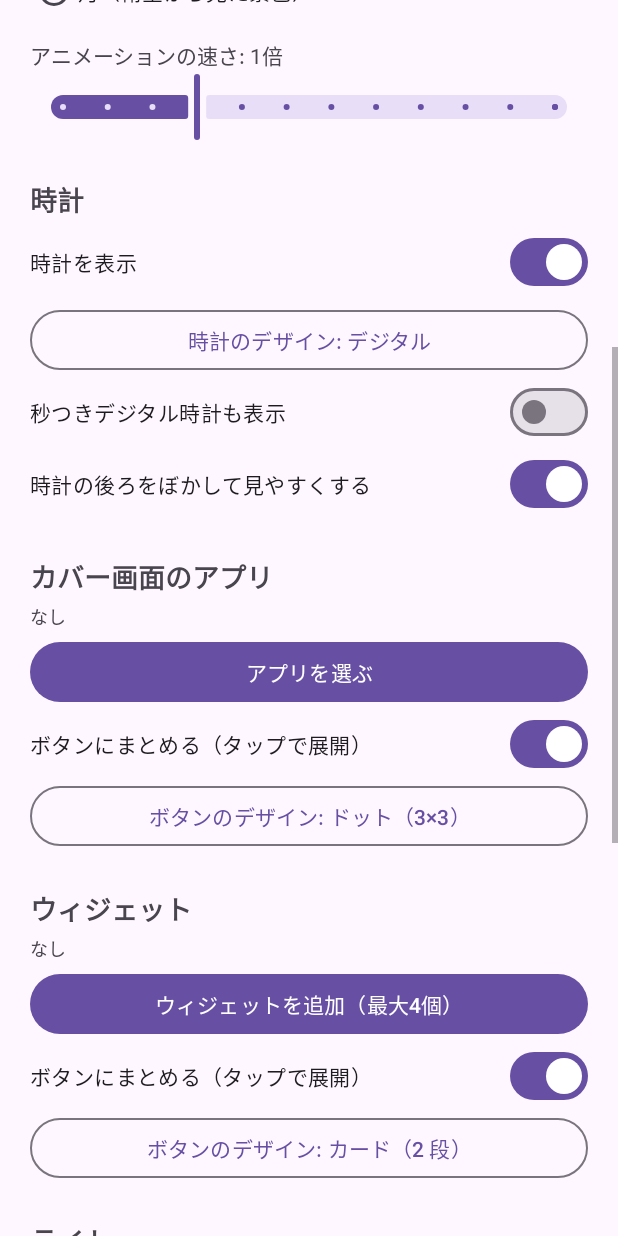
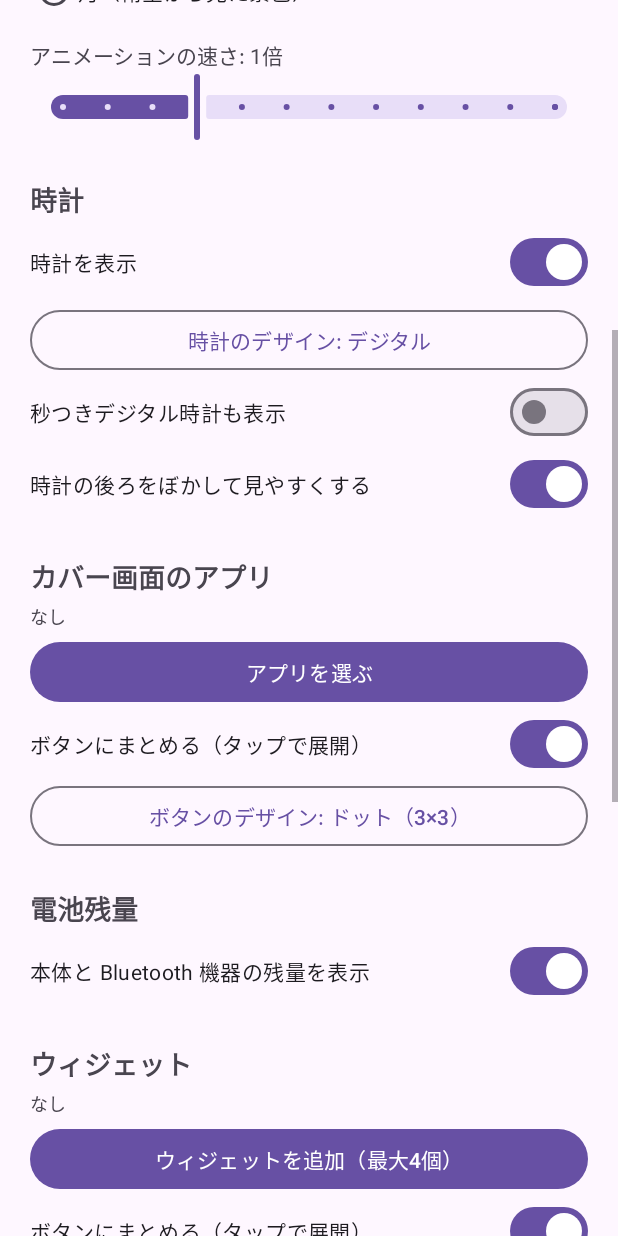
Before and after one commit to Yukichi006/flip7-cover, an Android app: the screen it shows after launch (MainActivity), scrolled down 576 dp, on a phone screen of 412 x 824 dp. Run offline under Robolectric (Android 15) with nearby library versions, the phone set to English and light mode, and no system bars.

Commit message:
Show phone and Bluetooth battery levels on the cover screen
A small, always-visible list near the right edge: the phone's level
and the level each connected Bluetooth device reports, as a name, a
thin bar and a percentage. Low levels turn orange and charging turns
yellow. Bluetooth levels need the nearby devices permission, asked
for from a button in settings; without it only the phone is shown.
It can be moved and resized in the preview like the other parts.

Co-Authored-By: Claude Opus 5.5 <noreply@anthropic.com>
Claude-Session: https://claude.ai/code/session_0152cWq3Jtrnxn1k5kMbzuuL

```diff
--- a/app/src/main/AndroidManifest.xml
+++ b/app/src/main/AndroidManifest.xml
@@ -1,5 +1,8 @@
 <?xml version="1.0" encoding="utf-8"?>
 <manifest xmlns:android="http://schemas.android.com/apk/res/android">
+
+    <!-- 接続中の Bluetooth 機器の電池残量を読む -->
+    <uses-permission android:name="android.permission.BLUETOOTH_CONNECT" />
 
     <!-- カバー画面に置くアプリを選ぶため、ランチャーに出るアプリの一覧を取得する -->
     <queries>
--- /dev/null
+++ b/app/src/main/java/com/example/flipcover/BatteryView.kt
@@ -0,0 +1,189 @@
+package com.example.flipcover
+
+import android.Manifest
+import android.annotation.SuppressLint
+import android.bluetooth.BluetoothDevice
+import android.bluetooth.BluetoothManager
+import android.content.BroadcastReceiver
+import android.content.Context
+import android.content.Intent
+import android.content.IntentFilter
+import android.content.pm.PackageManager
+import android.graphics.Canvas
+import android.graphics.Color
+import android.graphics.Paint
+import android.graphics.RectF
+import android.graphics.Typeface
+import android.os.BatteryManager
+import android.text.TextPaint
+import android.text.TextUtils
+import android.view.View
+import androidx.core.content.ContextCompat
+import androidx.core.content.IntentCompat
+
+/**
+ * 本体と、接続中の Bluetooth 機器の電池残量を、横棒と % で小さく並べる。
+ * 1 行目に名前、2 行目に棒と % を右寄せで描く。上から本体、Bluetooth 機器の順。
+ *
+ * Bluetooth 機器の残量は、機器が Android に報告している値を使う（イヤホンやヘッドホンの多くが対応）。
+ * 読むには「付近のデバイス」の許可が要り、許可がなければ本体だけを表示する。
+ */
+@SuppressLint("ViewConstructor")
+class BatteryView(context: Context) : View(context) {
+    private class Row(val name: String, val level: Int, val charging: Boolean)
+
+    private var rows = emptyList<Row>()
+    private var phoneLevel = -1
+    private var phoneCharging = false
+
+    /** 残量が変わったときの通知で知った、機器ごとの残量（アドレス → %）。 */
+    private val btLevels = mutableMapOf<String, Int>()
+
+    private val label = TextPaint(Paint.ANTI_ALIAS_FLAG).apply {
+        color = Gear.GRAY
+        textAlign = Paint.Align.RIGHT
+    }
+    private val percent = TextPaint(Paint.ANTI_ALIAS_FLAG).apply {
+        color = Gear.ON
+        textAlign = Paint.Align.RIGHT
+        typeface = Typeface.create(Typeface.DEFAULT, Typeface.BOLD)
+        // 数字の幅をそろえ、残量が変わっても棒の長さがずれないようにする
+        fontFeatureSettings = "tnum"
+    }
+    private val bar = Paint(Paint.ANTI_ALIAS_FLAG)
+    private val rect = RectF()
+
+    private val receiver = object : BroadcastReceiver() {
+        override fun onReceive(c: Context, intent: Intent) {
+            when (intent.action) {
+                Intent.ACTION_BATTERY_CHANGED -> readPhone(intent)
+                ACTION_BT_BATTERY -> {
+                    val device = intent.btDevice() ?: return
+                    btLevels[device.address] = intent.getIntExtra(EXTRA_BT_BATTERY, -1)
+                }
+                BluetoothDevice.ACTION_ACL_DISCONNECTED -> intent.btDevice()?.let { btLevels.remove(it.address) }
+            }
+            refresh()
+        }
+    }
+
+    // 通知が来ない機器もあるので、ときどき読み直す
+    private val poll = object : Runnable {
+        override fun run() {
+            refresh()
+            postDelayed(this, POLL_MS)
+        }
+    }
+
+    override fun onAttachedToWindow() {
+        super.onAttachedToWindow()
+        val filter = IntentFilter(Intent.ACTION_BATTERY_CHANGED).apply {
+            addAction(ACTION_BT_BATTERY)
+            addAction(BluetoothDevice.ACTION_ACL_DISCONNECTED)
+        }
+        // 電池の通知は登録した時点の状態がすぐに届く
+        ContextCompat.registerReceiver(context, receiver, filter, ContextCompat.RECEIVER_NOT_EXPORTED)?.let { readPhone(it) }
+        post(poll)
+    }
+
+    override fun onDetachedFromWindow() {
+        runCatching { context.unregisterReceiver(receiver) }
+        removeCallbacks(poll)
+        super.onDetachedFromWindow()
+    }
+
+    private fun readPhone(intent: Intent) {
+        val level = intent.getIntExtra(BatteryManager.EXTRA_LEVEL, -1)
+        val scale = intent.getIntExtra(BatteryManager.EXTRA_SCALE, 100)
+        if (level >= 0 && scale > 0) phoneLevel = level * 100 / scale
+        val status = intent.getIntExtra(BatteryManager.EXTRA_STATUS, -1)
+        phoneCharging = status == BatteryManager.BATTERY_STATUS_CHARGING || status == BatteryManager.BATTERY_STATUS_FULL
+    }
+
+    private fun refresh() {
+        val list = mutableListOf<Row>()
+        if (phoneLevel >= 0) list += Row("本体", phoneLevel, phoneCharging)
+        list += bluetoothRows()
+        rows = list.take(MAX_ROWS)
+        invalidate()
+    }
+
+    /** 残量が分かる（＝接続中の）Bluetooth 機器。許可がなければ空。 */
+    @SuppressLint("MissingPermission")
+    private fun bluetoothRows(): List<Row> {
+        if (!canReadBluetooth(context)) return emptyList()
+        val adapter = context.getSystemService(BluetoothManager::class.java)?.adapter ?: return emptyList()
+        val bonded = runCatching { adapter.bondedDevices }.getOrNull().orEmpty()
+        return bonded.mapNotNull { d ->
+            val level = readBtLevel(d).takeIf { it in 0..100 } ?: btLevels[d.address]?.takeIf { it in 0..100 }
+                ?: return@mapNotNull null
+            Row(runCatching { d.alias ?: d.name }.getOrNull() ?: d.address, level, false)
+        }.sortedBy { it.name }
+    }
+
+    override fun onDraw(canvas: Canvas) {
+        val w = width.toFloat()
+        val rowH = w * ROW_RATIO
+        label.textSize = rowH * 0.3f
+        percent.textSize = rowH * 0.36f
+        label.setShadowLayer(rowH * 0.12f, 0f, 0f, SHADOW)
+        percent.setShadowLayer(rowH * 0.12f, 0f, 0f, SHADOW)
+        val pctW = percent.measureText("100%")
+        val gap = rowH * 0.14f
+        val barH = rowH * 0.11f
+
+        rows.forEachIndexed { i, row ->
+            val top = i * rowH
+            val name = if (row.charging) "${row.name}・充電中" else row.name
+            canvas.drawText(TextUtils.ellipsize(name, label, w, TextUtils.TruncateAt.END).toString(),
+                w, top + label.textSize, label)
+
+            val baseline = top + label.textSize + percent.textSize * 1.1f
+            canvas.drawText("${row.level}%", w, baseline, percent)
+
+            // 棒は % の文字の高さの真ん中にそろえる
+            val cy = baseline - percent.textSize * 0.36f
+            val right = w - pctW - gap
+            rect.set(0f, cy - barH / 2, right, cy + barH / 2)
+            bar.color = Gear.OFF
+            canvas.drawRoundRect(rect, barH / 2, barH / 2, bar)
+            rect.right = right * row.level / 100f
+            bar.color = when {
+                row.charging -> Gear.YELLOW
+                row.level <= LOW -> Gear.ORANGE
+                else -> Gear.ON
+            }
+            if (rect.width() > 0f) canvas.drawRoundRect(rect, barH / 2, barH / 2, bar)
+        }
+    }
+
+    companion object {
+        /** 1 行の高さ（幅に対する割合）。 */
+        const val ROW_RATIO = 0.2f
+
+        /** 並べる行の最大数（本体 + Bluetooth 機器 3 つ）。 */
+        const val MAX_ROWS = 4
+
+        /** これ以下ならオレンジにして知らせる（%）。 */
+        private const val LOW = 20
+
+        private const val POLL_MS = 60_000L
+        private val SHADOW = Color.argb(160, 0, 0, 0)
+
+        // Bluetooth 機器の残量が変わったときにシステムが送る通知（公開 API ではないが広く使われている）
+        private const val ACTION_BT_BATTERY = "android.bluetooth.device.action.BATTERY_LEVEL_CHANGED"
+        private const val EXTRA_BT_BATTERY = "android.bluetooth.device.extra.BATTERY_LEVEL"
+
+        fun canReadBluetooth(context: Context) =
+            ContextCompat.checkSelfPermission(context, Manifest.permission.BLUETOOTH_CONNECT) ==
+                PackageManager.PERMISSION_GRANTED
+
+        /** 機器が報告している残量。読めなければ -1。 */
+        private fun readBtLevel(device: BluetoothDevice): Int =
+            runCatching { BluetoothDevice::class.java.getMethod("getBatteryLevel").invoke(device) as Int }
+                .getOrDefault(-1)
+
+        private fun Intent.btDevice(): BluetoothDevice? =
+            IntentCompat.getParcelableExtra(this, BluetoothDevice.EXTRA_DEVICE, BluetoothDevice::class.java)
+    }
+}
--- a/app/src/main/java/com/example/flipcover/CoverContent.kt
+++ b/app/src/main/java/com/example/flipcover/CoverContent.kt
@@ -40,6 +40,7 @@ object CoverContent {
     const val TAG_TORCH = "torch"
     const val TAG_WIDGET = "widget"
     const val TAG_WIDGET_BUTTON = "widgetButton"
+    const val TAG_BATTERY = "battery"
 
     /** カバー画面の実寸。取得できなければ Flip7 の値を使う。 */
     fun coverSize(display: Display?): Size {
@@ -109,6 +110,13 @@ object CoverContent {
             val dw = (prefs.digitalSize * w).toInt()
             addWithBackdrop(context, root, size, SecondsClockView(context), dw, (dw * 0.3f).toInt(),
                 TAG_DIGITAL, prefs.digitalX, prefs.digitalY, prefs.clockBackdrop)
+        }
+
+        // 電池残量は常に出しておく情報なので、ボタンで開く部品より先（下）に置く
+        if (prefs.showBattery) {
+            val bw = (prefs.batterySize * w).toInt()
+            val bh = (bw * BatteryView.ROW_RATIO * BatteryView.MAX_ROWS).toInt()
+            root.addView(BatteryView(context).apply { tag = TAG_BATTERY }, place(size, prefs.batteryX, prefs.batteryY, bw, bh))
         }
 
         // ウィジェットとライトは、アプリを開いたときに暗い幕の下に隠れるよう、アプリより先に置く
--- a/app/src/main/java/com/example/flipcover/MainActivity.kt
+++ b/app/src/main/java/com/example/flipcover/MainActivity.kt
@@ -1,5 +1,6 @@
 package com.example.flipcover
 
+import android.Manifest
 import android.appwidget.AppWidgetManager
 import android.appwidget.AppWidgetProviderInfo
 import android.content.ComponentName
@@ -13,6 +14,7 @@ import android.widget.Button
 import android.widget.RadioGroup
 import android.widget.TextView
 import android.widget.Toast
+import androidx.activity.result.contract.ActivityResultContracts
 import androidx.appcompat.app.AppCompatActivity
 import com.google.android.material.dialog.MaterialAlertDialogBuilder
 import com.google.android.material.materialswitch.MaterialSwitch
@@ -25,6 +27,12 @@ class MainActivity : AppCompatActivity() {
 
     /** プレビューで、ボタンを開いたときの様子を見せる（保存しない、画面だけの切り替え）。 */
     private var expandedPreview = false
+
+    /** Bluetooth 機器の電池残量を読むための許可を求める。 */
+    private val askBluetooth = registerForActivityResult(ActivityResultContracts.RequestPermission()) { granted ->
+        if (!granted) toast("許可されなかったため、本体の残量だけを表示します")
+        refresh()
+    }
 
     /** 選んでいる途中のウィジェットの番号（使用の許可や初期設定の画面から戻るまで）。 */
     private var pendingWidgetId = -1
@@ -80,6 +88,10 @@ class MainActivity : AppCompatActivity() {
             pickButtonStyle("ボタンのデザイン", prefs.launcherStyle) { prefs.launcherStyle = it }
         }
         bindSwitch(R.id.torchSwitch, prefs.showTorch) { prefs.showTorch = it }
+        bindSwitch(R.id.batterySwitch, prefs.showBattery) { prefs.showBattery = it }
+        findViewById<Button>(R.id.allowBluetooth).setOnClickListener {
+            askBluetooth.launch(Manifest.permission.BLUETOOTH_CONNECT)
+        }
         findViewById<Button>(R.id.pickWidget).setOnClickListener { pickWidget() }
         findViewById<Button>(R.id.removeWidget).setOnClickListener { removeWidget() }
         bindSwitch(R.id.widgetButtonSwitch, prefs.useWidgetButton) { prefs.useWidgetButton = it }
@@ -341,6 +353,9 @@ class MainActivity : AppCompatActivity() {
             text = "ボタンのデザイン: ${prefs.launcherStyle.label}"
             visibility = if (prefs.useLauncher) View.VISIBLE else View.GONE
         }
+        // Bluetooth 機器の残量は、許可がないときだけ許可のボタンを出す
+        findViewById<View>(R.id.allowBluetooth).visibility =
+            if (prefs.showBattery && !BatteryView.canReadBluetooth(this)) View.VISIBLE else View.GONE
         val widgetIds = prefs.widgetIds
         findViewById<TextView>(R.id.widgetLabel).text = widgetIds.joinToString("、") { widgetLabel(it) }.ifEmpty { "なし" }
         findViewById<View>(R.id.removeWidget).visibility = if (widgetIds.isNotEmpty()) View.VISIBLE else View.GONE
--- a/app/src/main/java/com/example/flipcover/Prefs.kt
+++ b/app/src/main/java/com/example/flipcover/Prefs.kt
@@ -146,6 +146,22 @@ class Prefs(context: Context) {
         get() = sp.getFloat("torchSize", 0.34f)
         set(v) = sp.edit().putFloat("torchSize", v).apply()
 
+    /** 本体と Bluetooth 機器の電池残量を表示する。 */
+    var showBattery: Boolean
+        get() = sp.getBoolean("showBattery", true)
+        set(v) = sp.edit().putBoolean("showBattery", v).apply()
+
+    // 電池残量の中心と幅（画面に対する割合）。最初はライトのスイッチの下、右端に寄せる
+    var batteryX: Float
+        get() = sp.getFloat("batteryX", 0.86f)
+        set(v) = sp.edit().putFloat("batteryX", v).apply()
+    var batteryY: Float
+        get() = sp.getFloat("batteryY", 0.27f)
+        set(v) = sp.edit().putFloat("batteryY", v).apply()
+    var batterySize: Float
+        get() = sp.getFloat("batterySize", 0.24f)
+        set(v) = sp.edit().putFloat("batterySize", v).apply()
+
     /** カバー画面に置くほかのアプリのウィジェットの番号（表示順）。 */
     var widgetIds: List<Int>
         get() = sp.getString("widgetIds", null)?.split('|')?.mapNotNull { it.toIntOrNull() }
@@ -217,6 +233,7 @@ class Prefs(context: Context) {
         .remove("torchX").remove("torchY").remove("torchSize")
         .remove("widgetX").remove("widgetY").remove("widgetW").remove("widgetH")
         .remove("widgetButtonX").remove("widgetButtonY").remove("widgetButtonSize")
+        .remove("batteryX").remove("batteryY").remove("batterySize")
         .apply()
 
     /** アプリごとのアイコンの位置（中心、画面に対する割合）。まだ動かしていないアプリは null。 */
--- a/app/src/main/java/com/example/flipcover/PreviewEditor.kt
+++ b/app/src/main/java/com/example/flipcover/PreviewEditor.kt
@@ -211,6 +211,11 @@ class PreviewEditor(
                 prefs.widgetW = (prefs.widgetW * pinch).coerceIn(0.15f, 1f)
                 prefs.widgetH = (prefs.widgetH * pinch).coerceIn(0.08f, 1f)
             }
+            tag == CoverContent.TAG_BATTERY -> {
+                prefs.batteryX = cx
+                prefs.batteryY = cy
+                prefs.batterySize = (prefs.batterySize * pinch).coerceIn(0.12f, 0.6f)
+            }
             tag == CoverContent.TAG_WIDGET_BUTTON -> {
                 prefs.widgetButtonX = cx
                 prefs.widgetButtonY = cy
@@ -235,6 +240,7 @@ class PreviewEditor(
         val MOVABLE = setOf(
             CoverContent.TAG_CLOCK, CoverContent.TAG_DIGITAL, CoverContent.TAG_LAUNCHER, CoverContent.TAG_APP_GRID,
             CoverContent.TAG_TORCH, CoverContent.TAG_WIDGET, CoverContent.TAG_WIDGET_BUTTON,
+            CoverContent.TAG_BATTERY,
         )
 
         /** 吸い付く位置（画面に対する割合）。12 等分なので、2・3・4・6 分割の線も含む。 */
--- a/app/src/main/res/layout/activity_main.xml
+++ b/app/src/main/res/layout/activity_main.xml
@@ -180,6 +180,24 @@
             android:layout_width="match_parent"
             android:layout_height="wrap_content" />
 
+        <!-- 電池残量 -->
+        <TextView
+            style="@style/FlipCover.Section"
+            android:text="電池残量" />
+
+        <com.google.android.material.materialswitch.MaterialSwitch
+            android:id="@+id/batterySwitch"
+            android:layout_width="match_parent"
+            android:layout_height="wrap_content"
+            android:text="本体と Bluetooth 機器の残量を表示" />
+
+        <Button
+            android:id="@+id/allowBluetooth"
+            style="@style/Widget.Material3.Button.OutlinedButton"
+            android:layout_width="match_parent"
+            android:layout_height="wrap_content"
+            android:text="Bluetooth 機器の残量も表示する（許可が必要）" />
+
         <!-- ウィジェット -->
         <TextView
             style="@style/FlipCover.Section"
```
Also changed, not shown: 1 other file.
